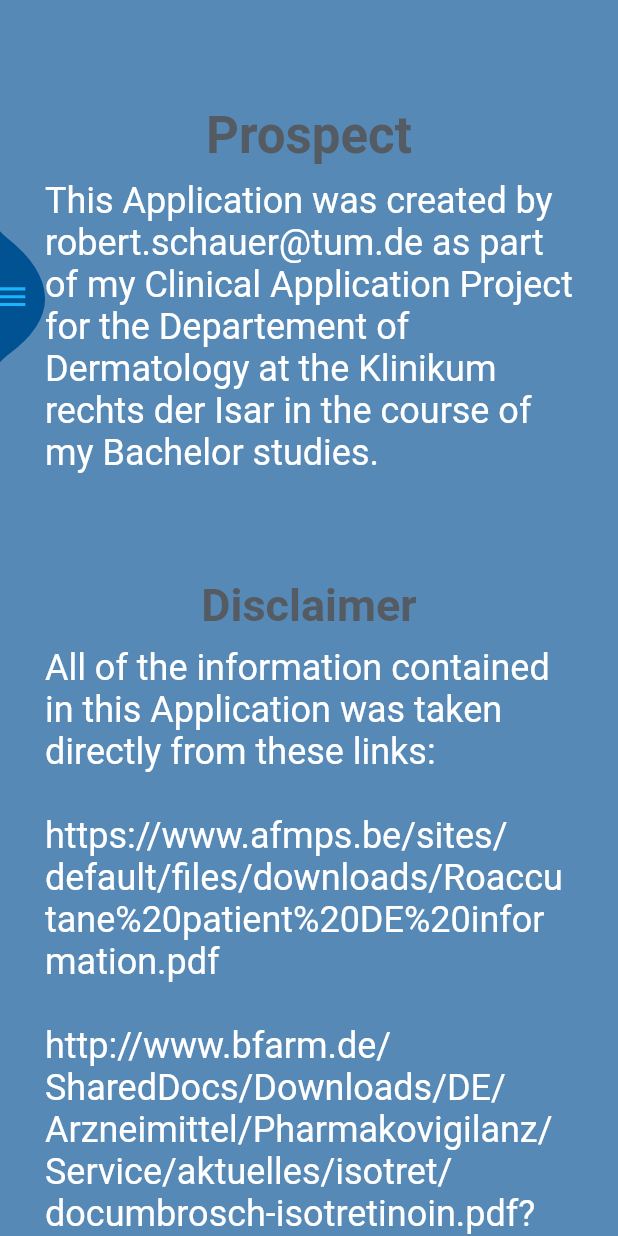
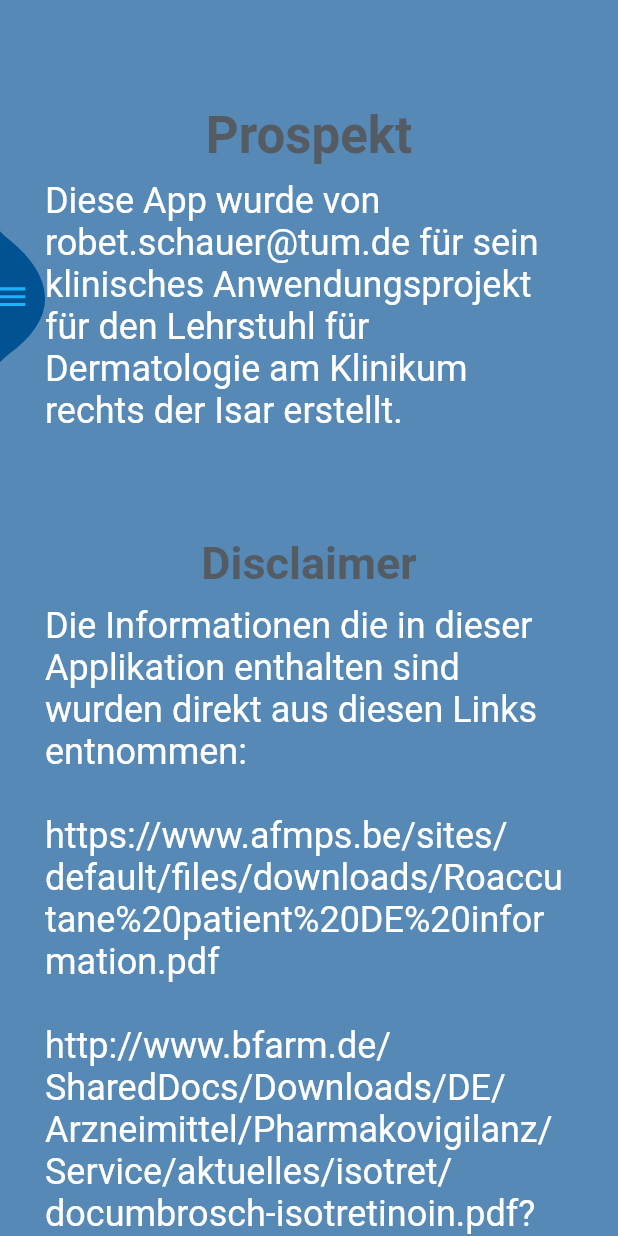
Before and after one commit to rs-maker/Prospect, a Flutter app: the screen it shows after launch, on a phone screen of 412 x 824 dp. Run offline on Flutter 3.47's test engine with Material 2 defaults, Android fonts, the phone set to English and light mode, and no system bars; our stand-ins replace bloc, convert, flutter_bloc, rxdart.

Commit message:
translated to german changed layout slightly

```diff
--- a/lib/checklist/checklistmain.dart
+++ b/lib/checklist/checklistmain.dart
@@ -13,7 +13,7 @@ class _MyChecklistState extends State<MyChecklist> {
   @override
   Widget build(BuildContext context) {
     return MaterialApp(
-      title: 'CHECKLIST',
+      title: 'CHECKLISTE',
       debugShowCheckedModeBanner: false,
       onGenerateRoute: _checkListRouter.onGenerateRoute,
       theme: ThemeData(
--- a/lib/checklist/presentation/screens/bullet_questions.dart
+++ b/lib/checklist/presentation/screens/bullet_questions.dart
@@ -52,7 +52,7 @@ class _BulletQuestionState extends State<BulletQuestions> {
               decoration: BoxDecoration(border: Border.all(color: Colors.black38, width: 3)),
               child: Column(
                 children: [
-                  Text("I understand"),
+                  Text("Ich verstehe"),
                   Padding(padding: const EdgeInsets.all(3),),
                   Transform.scale(
                       scale: 2.0,
--- a/lib/checklist/presentation/screens/questionBlock.dart
+++ b/lib/checklist/presentation/screens/questionBlock.dart
@@ -34,7 +34,7 @@ class _QuestionBlockState extends State<QuestionBlock> {
               decoration: BoxDecoration(border: Border.all(color: Colors.black38, width: 3)),
               child: Column(
                 children: [
-                  Text("I understand"),
+                  Text("Ich verstehe"),
                   Padding(padding: const EdgeInsets.all(3),),
                   Transform.scale(
                       scale: 2.0,
--- a/lib/pages/homepage.dart
+++ b/lib/pages/homepage.dart
@@ -7,20 +7,18 @@ import 'layouts/textpage_layout.dart';
 class HomePage extends TextPage with NavigationStates {
   final List<Widget> children = [
     TextBlock(
-      title: "Prospect",
+      title: "Prospekt",
       content:
-          "This Application was created by robert.schauer@tum.de as part of my Clinical Application Project for the Departement of Dermatology at the Klinikum rechts der Isar"
-          " in the course of my Bachelor studies.",
+          "Diese App wurde von robet.schauer@tum.de für sein klinisches Anwendungsprojekt für den Lehrstuhl für Dermatologie am Klinikum rechts der Isar erstellt.",
       titleSize: 34,
       contentSize: 24,
     ),
     TextBlock(
       title: "Disclaimer",
       content:
-          "All of the information contained in this Application was taken directly from these links: \n\n"
+          "Die Informationen die in dieser Applikation enthalten sind wurden direkt aus diesen Links entnommen: \n\n"
           "https://www.afmps.be/sites/default/files/downloads/Roaccutane%20patient%20DE%20information.pdf \n\n"
-          "http://www.bfarm.de/SharedDocs/Downloads/DE/Arzneimittel/Pharmakovigilanz/Service/aktuelles/isotret/documbrosch-isotretinoin.pdf?__blob=publicationFile&v=2 \n\n"
-          "I make no guarantees for the correctness of the information contained in this Application",
+          "http://www.bfarm.de/SharedDocs/Downloads/DE/Arzneimittel/Pharmakovigilanz/Service/aktuelles/isotret/documbrosch-isotretinoin.pdf?__blob=publicationFile&v=2 \n\n",
       titleSize: 30,
       contentSize: 24,
     ),
--- a/lib/sidebar/sidebar.dart
+++ b/lib/sidebar/sidebar.dart
@@ -53,16 +53,12 @@ class _SideBarState extends State<SideBar> with SingleTickerProviderStateMixin {
 
   @override
   Widget build(BuildContext context) {
-    final screenWidth = MediaQuery
-        .of(context)
-        .size
-        .width;
+    final screenWidth = MediaQuery.of(context).size.width;
     print("THIS IS MY SCREENWIDTH   " + screenWidth.toString());
     return StreamBuilder<bool>(
       initialData: false,
       stream: isSideBarOpenedStream,
-      builder: (context, isSideBarOpenedAsync) =>
-          AnimatedPositioned(
+      builder: (context, isSideBarOpenedAsync) => AnimatedPositioned(
         duration: _animationDuration,
         top: 0,
         bottom: 0,
@@ -75,9 +71,7 @@ class _SideBarState extends State<SideBar> with SingleTickerProviderStateMixin {
             Expanded(
               child: Container(
                 padding: const EdgeInsets.symmetric(horizontal: 10),
-                    color: Theme
-                        .of(context)
-                        .primaryColor,
+                color: Theme.of(context).primaryColor,
                 child: Column(children: <Widget>[
                   /*                  THIS IS WHERE THE SIDEBAR ITEMS GO                                  */
                   Padding(padding: const EdgeInsets.only(top: 60)),
@@ -97,15 +91,6 @@ class _SideBarState extends State<SideBar> with SingleTickerProviderStateMixin {
                       navigatePage(NavigationEvent.HomePageClickEvent);
                     },
                   ),
-                      SideBarItem(
-                        iconData: Icons.check_box,
-                        title: "Checklist",
-                        method: () {
-                          if (_key.currentState.isDropDownOpened)
-                            _key.currentState.onButtonPressed();
-                          navigatePage(NavigationEvent.CheckListClickEvent);
-                        },
-                      ),
                   CustomDropDown(
                     //this global Key allows us to close the drop down when a button in the sidebar is pressed -> eventually it would be cool if the drop down could stay open and stick with the sidebar
                     key: _key,
@@ -117,45 +102,48 @@ class _SideBarState extends State<SideBar> with SingleTickerProviderStateMixin {
                         text: "Intro",
                         icon: Icons.receipt_long,
                         pageNavigation: navigatePage,
-                            navigationEvent: NavigationEvent
-                                .FirstPageClickEvent,
+                        navigationEvent: NavigationEvent.FirstPageClickEvent,
                       ),
                       DropDownItem(
                         text: "Risiken",
                         icon: Icons.receipt_long,
                         pageNavigation: navigatePage,
-                            navigationEvent: NavigationEvent
-                                .SecondPageClickEvent,
+                        navigationEvent: NavigationEvent.SecondPageClickEvent,
                       ),
                       DropDownItem(
                         text: "Nebenwirkungen I",
                         icon: Icons.receipt_long,
                         pageNavigation: navigatePage,
-                            navigationEvent: NavigationEvent
-                                .ThirdPageClickEvent,
+                        navigationEvent: NavigationEvent.ThirdPageClickEvent,
                       ),
                       DropDownItem(
                         text: "Nebenwirkungen II",
                         icon: Icons.receipt_long,
                         pageNavigation: navigatePage,
-                            navigationEvent: NavigationEvent
-                                .FourthPageClickEvent,
+                        navigationEvent: NavigationEvent.FourthPageClickEvent,
                       ),
                       DropDownItem(
                           text: "Empfehlungen",
                           icon: Icons.receipt_long,
                           pageNavigation: navigatePage,
-                              navigationEvent: NavigationEvent
-                                  .FifthPageClickEvent),
+                          navigationEvent: NavigationEvent.FifthPageClickEvent),
                       DropDownItem(
                         text: "Behandlungsende",
                         icon: Icons.receipt_long,
                         pageNavigation: navigatePage,
-                            navigationEvent: NavigationEvent
-                                .SixthPageClickEvent,
+                        navigationEvent: NavigationEvent.SixthPageClickEvent,
                       )
                     ],
                     string: "Roaccutane",
+                  ),
+                  SideBarItem(
+                    iconData: Icons.check_box,
+                    title: "Checkliste",
+                    method: () {
+                      if (_key.currentState.isDropDownOpened)
+                        _key.currentState.onButtonPressed();
+                      navigatePage(NavigationEvent.CheckListClickEvent);
+                    },
                   ),
                 ]),
               ),
@@ -174,16 +162,12 @@ class _SideBarState extends State<SideBar> with SingleTickerProviderStateMixin {
                   child: Container(
                     width: 35,
                     height: 110,
-                        color: Theme
-                            .of(context)
-                            .primaryColor,
+                    color: Theme.of(context).primaryColor,
                     alignment: Alignment.centerLeft,
                     child: AnimatedIcon(
                       progress: _animationController.view,
                       icon: AnimatedIcons.menu_close,
-                          color: Theme
-                              .of(context)
-                              .secondaryHeaderColor,
+                      color: Theme.of(context).secondaryHeaderColor,
                       size: 25,
                     ),
                   ),
```
Also changed, not shown: lib/checklist/presentation/screens/intro_page.dart (+6 -6 lines), lib/checklist/presentation/screens/question_page.dart (+13 -8 lines), lib/pages/layouts/navbar_layout.dart (+7 -6 lines). Lines whose indentation alone changed are shown as unchanged.
